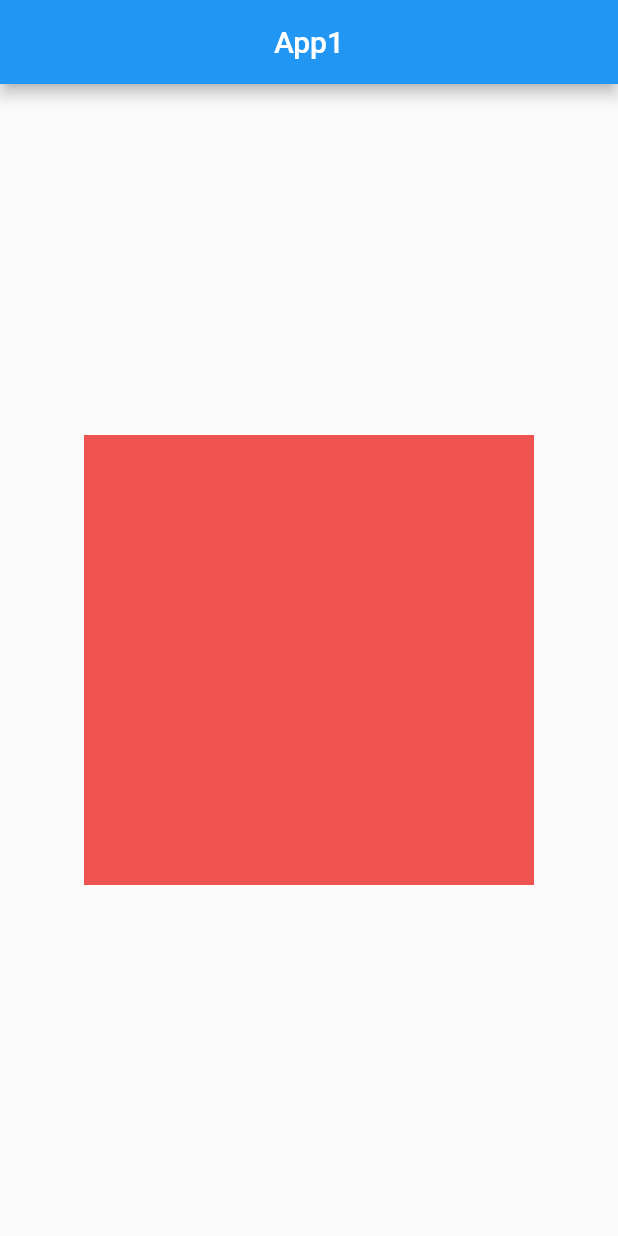
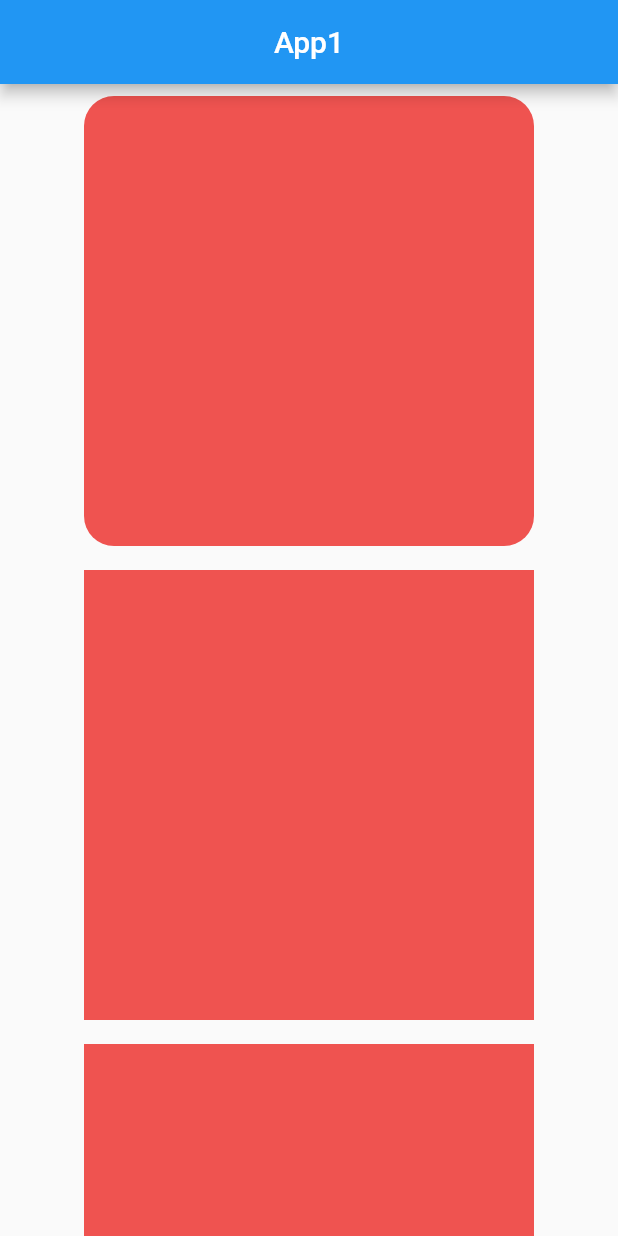
Before and after one commit to SommeanDev/app1, a Flutter app: the screen it shows after launch, on a phone screen of 412 x 824 dp. Run offline on Flutter 3.47's test engine with Material 2 defaults, Android fonts, the phone set to English and light mode, and no system bars.

Commit message:
After adding assets

```diff
--- a/lib/main.dart
+++ b/lib/main.dart
@@ -15,10 +15,26 @@ class MyApp extends StatelessWidget {
         title: const Text("App1"),
         centerTitle: true,
       ),
-      body: Column(
-        mainAxisAlignment: MainAxisAlignment.center,
+      body: SingleChildScrollView(
+        child: Column(
+          //mainAxisAlignment: MainAxisAlignment.spaceEvenly,
           children: [
-          Center(
+            Padding(
+              padding: const EdgeInsets.all(8.0),
+              child: Center(
+                child: Container(
+                  height: 300,
+                  width: 300,
+                  decoration: BoxDecoration(
+                    borderRadius: BorderRadius.circular(20),
+                    color: Colors.red.shade400,
+                  ),
+                ),
+              ),
+            ),
+            Padding(
+              padding: const EdgeInsets.all(8.0),
+              child: Center(
                 child: Container(
                   height: 300,
                   width: 300,
@@ -26,8 +42,23 @@ class MyApp extends StatelessWidget {
                     color: Colors.red.shade400,
                   ),
                 ),
-          )
+              ),
+            ),
+            Padding(
+              padding: const EdgeInsets.all(8.0),
+              child: Center(
+                child: Container(
+                  height: 300,
+                  width: 300,
+                  decoration: BoxDecoration(
+                    color: Colors.red.shade400,
+                  ),
+                ),
+              ),
+            ),
+            Image.asset("assets/img1.jpg"),
           ],
+        ),
       ),
     ));
   }
```
Also changed, not shown: pubspec.yaml (+3 -5 lines), assets/img1.jpg (added). Lines whose indentation alone changed are shown as unchanged.
